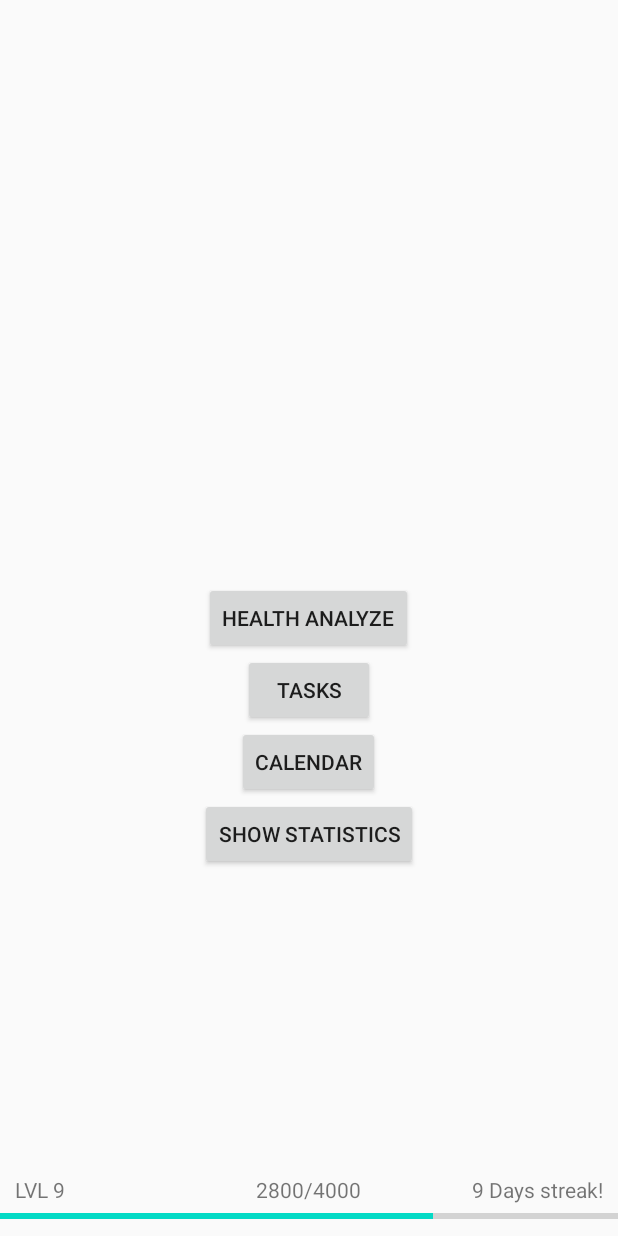
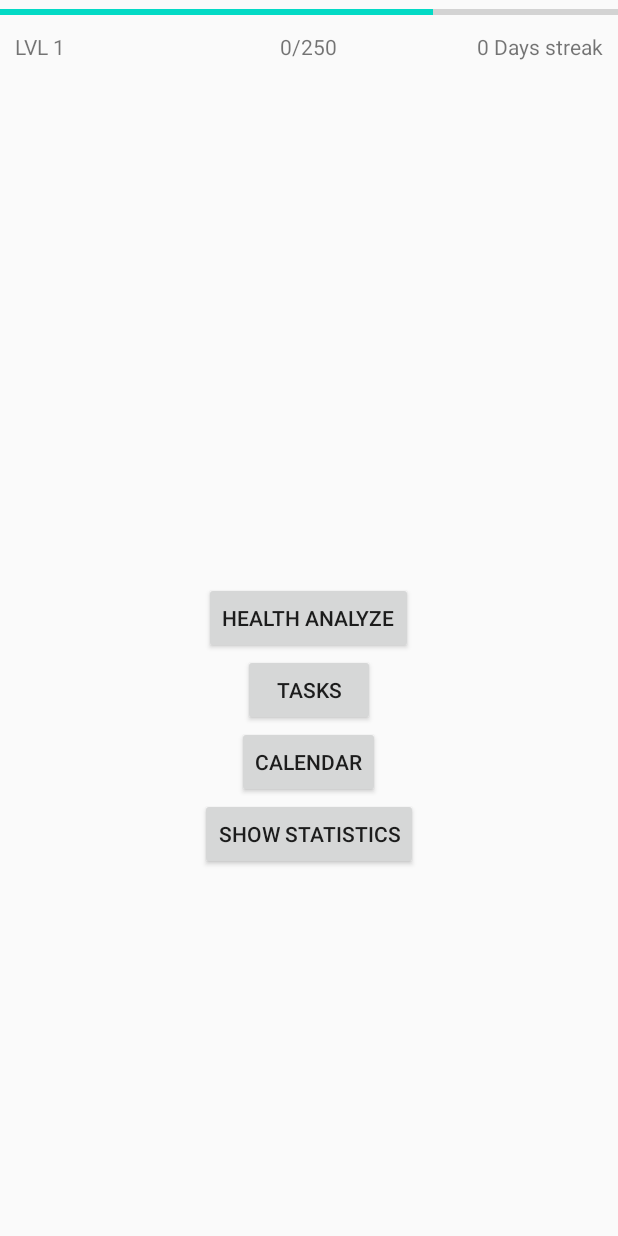
Before and after one commit to WitoldPietrzak/SysMob, an Android app: the screen it shows after launch (MainActivity), on a phone screen of 412 x 824 dp. Run offline under Robolectric (Android 15) with nearby library versions, the phone set to English and light mode, and no system bars; our stand-ins replace Volley; network calls fail.

Commit message:
Fixed database tables creating incorrectly, added new methods to User, created StatsManager, main activity now displays actual statistics instead of fake data

```diff
--- a/app/build.gradle
+++ b/app/build.gradle
@@ -29,6 +29,7 @@ dependencies {
     implementation 'com.google.android.material:material:1.2.1'
     implementation 'androidx.annotation:annotation:1.1.0'
     implementation 'androidx.lifecycle:lifecycle-extensions:2.2.0'
+    implementation 'com.android.volley:volley:1.1.1'
     testImplementation 'junit:junit:4.12'
     androidTestImplementation 'androidx.test.ext:junit:1.1.2'
     androidTestImplementation 'androidx.test.espresso:espresso-core:3.3.0'
--- a/app/src/main/AndroidManifest.xml
+++ b/app/src/main/AndroidManifest.xml
@@ -1,6 +1,8 @@
 <?xml version="1.0" encoding="utf-8"?>
 <manifest xmlns:android="http://schemas.android.com/apk/res/android"
     package="com.example.smproject">
+    <uses-permission android:name="android.permission.INTERNET" />
+    <uses-permission android:name="android.permission.ACCESS_NETWORK_STATE" />
 
     <application
         android:allowBackup="true"
@@ -9,9 +11,7 @@
         android:roundIcon="@mipmap/ic_launcher_round"
         android:supportsRtl="true"
         android:theme="@style/AppTheme">
-        <activity
-            android:name=".ui.login.LoginActivity"
-            android:label="@string/title_activity_login"></activity>
+
         <activity android:name=".Activities.HealthAnalyzeActivity" />
         <activity android:name=".Activities.TasksActivity" />
         <activity android:name=".Activities.CalendarActivity" />
--- a/app/src/main/java/com/example/smproject/Activities/MainActivity.java
+++ b/app/src/main/java/com/example/smproject/Activities/MainActivity.java
@@ -2,14 +2,22 @@ package com.example.smproject.Activities;
 
 import androidx.appcompat.app.AppCompatActivity;
 
-import android.app.Activity;
+import android.content.Context;
 import android.content.Intent;
 import android.os.Bundle;
 import android.view.View;
 import android.widget.Button;
+import android.widget.ProgressBar;
 import android.widget.TextView;
 
+import com.example.smproject.DatabaseHandler;
 import com.example.smproject.R;
+import com.example.smproject.StatsManager;
+import com.example.smproject.User;
+
+import org.json.JSONException;
+
+import java.text.MessageFormat;
 
 public class MainActivity extends AppCompatActivity {
 
@@ -18,17 +26,45 @@ public class MainActivity extends AppCompatActivity {
     Button analyserButton;
     Button statsButton;
     TextView statsView;
+    TextView statsRegion;
+    TextView lvlView;
+    TextView streakView;
+    TextView expView;
+    ProgressBar progressBar;
+    StatsManager statsManager;
+
+
+    User user;
 
     @Override
     protected void onCreate(Bundle savedInstanceState) {
         super.onCreate(savedInstanceState);
         setContentView(R.layout.activity_main);
 
+        try {
+            statsManager = new StatsManager(this);
+        } catch (JSONException e) {
+            e.printStackTrace();
+        }
+
         tasksButton = findViewById(R.id.MA_TasksButton);
         calendarButton = findViewById(R.id.MA_CalendarButton);
         analyserButton = findViewById(R.id.MA_HealthAnalyzerButton);
         statsButton = findViewById(R.id.MA_StatsButton);
         statsView = findViewById(R.id.MA_StatsTextView);
+        statsRegion = findViewById(R.id.MA_statsRegion);
+        lvlView = findViewById(R.id.MA_levelView);
+        expView = findViewById(R.id.MA_expView);
+        streakView = findViewById(R.id.MA_streakView);
+        progressBar = findViewById(R.id.MA_progressBar);
+
+        DatabaseHandler databaseHandler = new DatabaseHandler(this);
+        user = databaseHandler.getUser("TestUser");
+        if (user == null) {
+            user = new User("TestUser");
+            databaseHandler.addUser(user);
+            databaseHandler.close();
+        }
 
         analyserButton.setOnClickListener(new View.OnClickListener() {
             @Override
@@ -46,22 +82,80 @@ public class MainActivity extends AppCompatActivity {
         statsButton.setOnClickListener(new View.OnClickListener() {
             @Override
             public void onClick(View v) {
-                if(statsView.getVisibility()==View.INVISIBLE) {
+                if (statsView.getVisibility() == View.INVISIBLE) {
                     statsView.setVisibility(View.VISIBLE);
+                    statsRegion.setVisibility(View.VISIBLE);
+                    try {
+                        showGlobalStats();
+                    } catch (JSONException e) {
+                        e.printStackTrace();
+                    }
                     statsButton.setText(getResources().getString(R.string.hideStatistics));
                     return;
                 }
                 statsView.setVisibility(View.INVISIBLE);
+                statsRegion.setVisibility(View.INVISIBLE);
                 statsButton.setText(getResources().getString(R.string.showStatistics));
             }
         });
 
+        statsRegion.setOnClickListener(new View.OnClickListener() {
+            @Override
+            public void onClick(View v) {
+                if (statsRegion.getText().equals(getResources().getString(R.string.global)))  {
+                    statsRegion.setText(getResources().getString(R.string.poland));
+                    try {
+                        showLocalStats();
+                    } catch (JSONException e) {
+                        e.printStackTrace();
+                    }
+                } else {
+                    statsRegion.setText(getResources().getString(R.string.global));
+                    try {
+                        showGlobalStats();
+                    } catch (JSONException e) {
+                        e.printStackTrace();
+                    }
+                }
+            }
+        });
+        updateDisplay();
+
 
     }
 
-    private void goToAvtivity(Class activity){
-        Intent intent = new Intent(this,activity);
+    @Override
+    protected void onResume() {
+        super.onResume();
+        updateDisplay();
+    }
+
+    @Override
+    protected void onPause() {
+        super.onPause();
+        DatabaseHandler databaseHandler = new DatabaseHandler(this);
+        databaseHandler.updateUser(user);
+        databaseHandler.close();
+    }
+
+    private void updateDisplay() {
+        lvlView.setText(MessageFormat.format(getResources().getString(R.string.levelDisplay), user.getLevel()));
+        expView.setText(MessageFormat.format(getResources().getString(R.string.experienceDisplay), user.getExperience(), user.getExperienceCap()));
+        streakView.setText(MessageFormat.format(getResources().getString(R.string.daysDisplay),user.getDayStreak()));
+    }
+
+    private void goToAvtivity(Class activity) {
+        Intent intent = new Intent(this, activity);
         startActivity(intent);
+    }
+
+    private void showGlobalStats() throws JSONException {
+        statsView.setText(statsManager.getStatsGlobal());
+        statsRegion.setText("Global");
+    }
+
+    private void showLocalStats() throws JSONException {
+        statsView.setText(statsManager.getStatsPoland());
     }
 
 
--- /dev/null
+++ b/app/src/main/java/com/example/smproject/Activities/UserPanelActivity.java
@@ -0,0 +1,4 @@
+package com.example.smproject.Activities;
+
+public class UserPanelActivity {
+}
--- a/app/src/main/java/com/example/smproject/DatabaseHandler.java
+++ b/app/src/main/java/com/example/smproject/DatabaseHandler.java
@@ -81,14 +81,14 @@ public class DatabaseHandler extends SQLiteOpenHelper {
 
 
         String CREATION_TABLE_1 = "CREATE TABLE IF NOT EXISTS " +
-                "Tasks " +
+                "Users" +
                 "(" +
                 "userName TEXT PRIMARY KEY," +
                 "userData BLOB NOT NULL" +
                 "); ";
 
         String CREATION_TABLE_2 = "CREATE TABLE IF NOT EXISTS " +
-                "Tasks " +
+                "Tasks" +
                 "(" +
                 "taskID TEXT PRIMARY KEY," +
                 "taskData BLOB NOT NULL" +
--- /dev/null
+++ b/app/src/main/java/com/example/smproject/StatsManager.java
@@ -0,0 +1,107 @@
+package com.example.smproject;
+
+import android.app.Application;
+import android.content.Context;
+import android.widget.TextView;
+
+import com.android.volley.Request;
+import com.android.volley.RequestQueue;
+import com.android.volley.Response;
+import com.android.volley.VolleyError;
+import com.android.volley.toolbox.StringRequest;
+import com.android.volley.toolbox.Volley;
+
+import org.json.JSONArray;
+import org.json.JSONException;
+import org.json.JSONObject;
+
+public class StatsManager {
+    Context context;
+    String data;
+    JSONObject reader;
+    volatile boolean ready;
+
+    public StatsManager(Context context) throws JSONException {
+        this.context = context;
+
+        RequestQueue queue = Volley.newRequestQueue(context);
+        String url = "https://api.covid19api.com/summary";
+        StringRequest stringRequest = new StringRequest(Request.Method.GET, url,
+                new Response.Listener<String>() {
+                    @Override
+                    public void onResponse(String response) {
+                        // Display the first 500 characters of the response string.
+                        data = response;
+                        ready=true;
+                    }
+                }, new Response.ErrorListener() {
+            @Override
+            public void onErrorResponse(VolleyError error) {
+                data = "";
+                ready=true;
+            }
+        });
+        queue.add(stringRequest);
+        queue.start();
+    }
+
+    public String getStatsGlobal() throws JSONException {
+        if(data ==null)
+        {
+            return "No data accquired";
+        }
+        reader = new JSONObject(data);
+        JSONObject globalSt = reader.getJSONObject("Global");
+        int newConfirmed = globalSt.getInt("NewConfirmed");
+        int totalConfirmed = globalSt.getInt("TotalConfirmed");
+        int newDeaths = globalSt.getInt("NewDeaths");
+        int totalDeaths = globalSt.getInt("TotalDeaths");
+        int NewRecovered = globalSt.getInt("NewRecovered");
+        int TotalRecovered = globalSt.getInt("TotalRecovered");
+
+        return "Global:\n" +
+                "New Confirmed cases: "+ String.valueOf(newConfirmed)+"\n" +
+                "Total Confirmed cases: "+String.valueOf(totalConfirmed)+"\n" +
+                "New Deaths: "+String.valueOf(newDeaths)+"\n" +
+                "Total Deaths: "+String.valueOf(totalDeaths)+"\n" +
+                "New Recovered: "+String.valueOf(NewRecovered)+"\n" +
+                "Total Recovered: "+String.valueOf(TotalRecovered);
+    }
+
+    public String getStatsPoland() throws JSONException {
+        if(data ==null) {
+            return "No data accquired";
+        }
+            reader = new JSONObject(data);
+            JSONObject country = null;
+            JSONArray countries = reader.getJSONArray("Countries");
+            for (int i =0; i < countries.length();i++)
+            {
+                if (countries.getJSONObject(i).getString("Country").equals("Poland"))
+                {
+                    country=countries.getJSONObject(i);
+                    break;
+                }
+            }
+            if (country == null)
+            {
+                return "No data accquired";
+            }
+        int newConfirmed = country.getInt("NewConfirmed");
+        int totalConfirmed = country.getInt("TotalConfirmed");
+        int newDeaths = country.getInt("NewDeaths");
+        int totalDeaths = country.getInt("TotalDeaths");
+        int NewRecovered = country.getInt("NewRecovered");
+        int TotalRecovered = country.getInt("TotalRecovered");
+
+        return "Poland:\n" +
+                "New Confirmed cases: "+ String.valueOf(newConfirmed)+"\n" +
+                "Total Confirmed cases: "+String.valueOf(totalConfirmed)+"\n" +
+                "New Deaths: "+String.valueOf(newDeaths)+"\n" +
+                "Total Deaths: "+String.valueOf(totalDeaths)+"\n" +
+                "New Recovered: "+String.valueOf(NewRecovered)+"\n" +
+                "Total Recovered: "+String.valueOf(TotalRecovered);
+
+    }
+
+}
--- a/app/src/main/res/layout/activity_main.xml
+++ b/app/src/main/res/layout/activity_main.xml
@@ -33,11 +33,12 @@
         android:id="@+id/MA_StatsTextView"
         android:layout_width="wrap_content"
         android:layout_height="wrap_content"
-        android:layout_alignParentTop="true"
+        android:layout_below="@id/MA_expView"
         android:layout_centerHorizontal="true"
+        android:layout_marginTop="10dp"
         android:text="@string/dummyStats"
         android:textAlignment="textStart"
-        android:textSize="30sp"
+        android:textSize="20sp"
         android:visibility="invisible" />
 
     <Button
@@ -49,36 +50,45 @@
         android:text="@string/showStatistics" />
 
     <ProgressBar
-        android:id="@+id/progressBar"
+        android:id="@+id/MA_progressBar"
         style="?android:attr/progressBarStyleHorizontal"
         android:layout_width="match_parent"
         android:layout_height="wrap_content"
-        android:layout_alignParentBottom="true"
+        android:layout_alignParentTop="true"
+        android:layout_alignParentBottom="false"
         android:layout_marginBottom="5dp"
         android:progress="70" />
 
     <TextView
-        android:id="@+id/textView"
+        android:id="@+id/MA_levelView"
         android:layout_width="wrap_content"
         android:layout_height="wrap_content"
-        android:layout_above="@+id/progressBar"
+        android:layout_below="@+id/MA_progressBar"
         android:layout_marginStart="10dp"
         android:text="@string/dummyLevel" />
 
     <TextView
-        android:id="@+id/textView2"
+        android:id="@+id/MA_expView"
         android:layout_width="wrap_content"
         android:layout_height="wrap_content"
-        android:layout_above="@+id/progressBar"
+        android:layout_below="@+id/MA_progressBar"
         android:layout_centerHorizontal="true"
         android:text="@string/dummyXP" />
 
     <TextView
-        android:id="@+id/textView3"
+        android:id="@+id/MA_streakView"
         android:layout_width="wrap_content"
         android:layout_height="wrap_content"
-        android:layout_alignBottom="@+id/textView2"
+        android:layout_alignBottom="@+id/MA_expView"
         android:layout_alignParentEnd="true"
         android:layout_marginEnd="10dp"
         android:text="@string/dummyStreak" />
+
+    <TextView
+        android:id="@+id/MA_statsRegion"
+        android:layout_width="wrap_content"
+        android:layout_height="wrap_content"
+        android:layout_below="@+id/MA_StatsButton"
+        android:layout_centerHorizontal="true"
+        android:visibility="invisible" />
 </RelativeLayout>
--- a/app/src/main/res/values/strings.xml
+++ b/app/src/main/res/values/strings.xml
@@ -38,8 +38,13 @@
     <string name="login_failed">"Login failed"</string>
     <string name="showStatistics">Show Statistics</string>
     <string name="hideStatistics">Hide Statistics</string>
-    <string name="dummyStats">Ill: 7 000 \nDied: 30 \nRecovered: 8 000</string>
+    <string name="dummyStats">No data accquired \n Please check your connection</string>
     <string name="dummyLevel">LVL 9</string>
     <string name="dummyXP">2800/4000</string>
     <string name="dummyStreak">9 Days streak!</string>
+    <string name="poland">Poland</string>
+    <string name="global">Global</string>
+    <string name="levelDisplay">LVL {0}</string>
+    <string name="experienceDisplay">{0}/{1}</string>
+    <string name="daysDisplay">{0} Days streak</string>
 </resources>
```
Also changed, not shown: app/src/main/java/com/example/smproject/User.java (+43 -1 lines).
